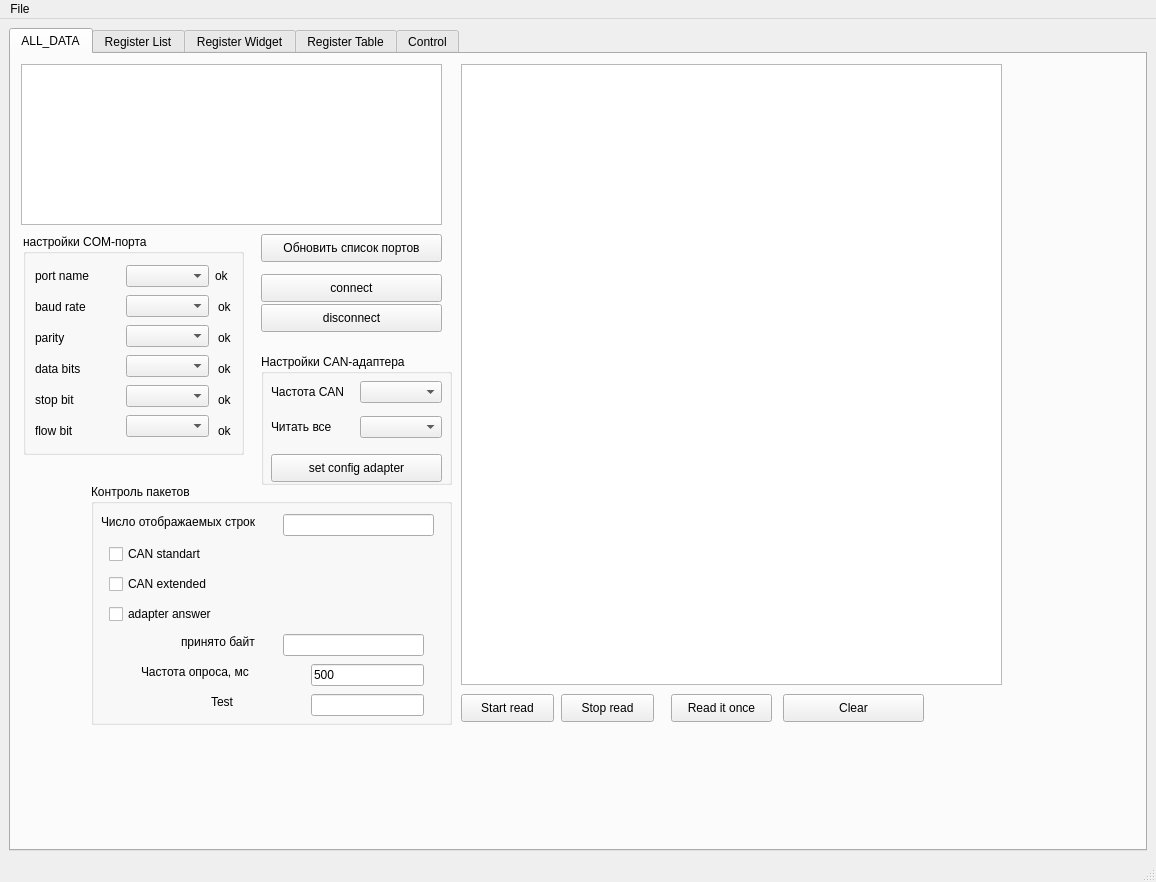
This is mainwindow.ui in totktobroditvokrug/EL205-QT as Qt 5 draws it before an edit. The edited form follows.
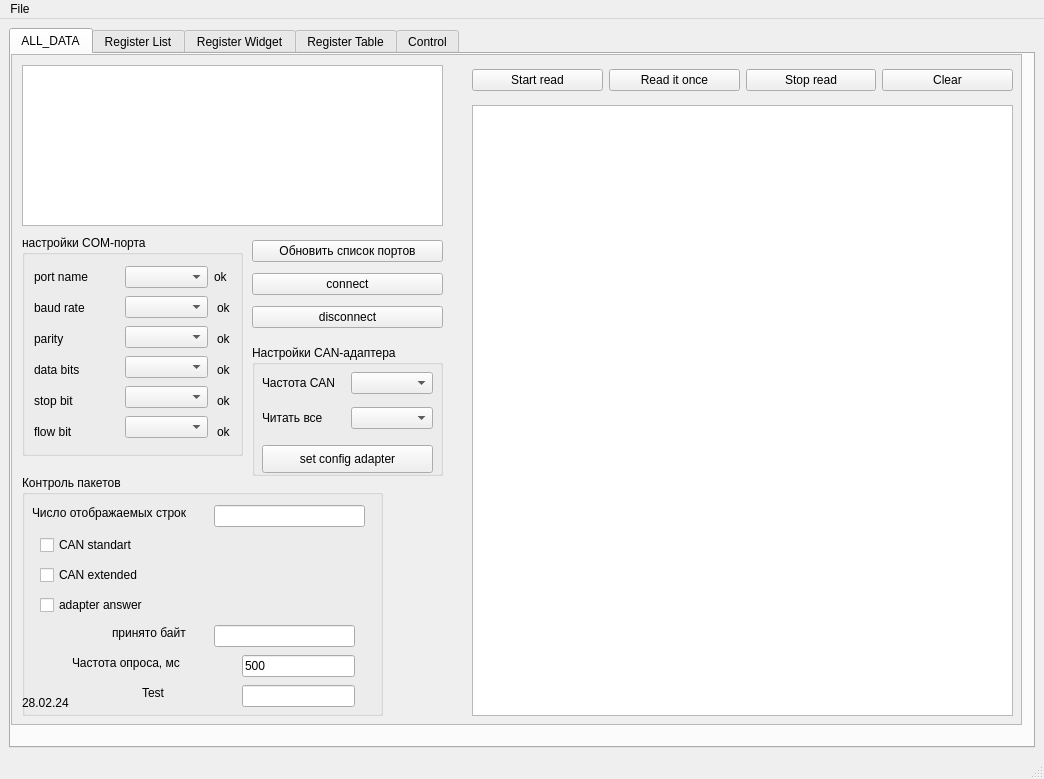
This is the edited form. The open tabs and pages were chosen to show the change.

Commit message: feat: разрешить дублировать выдачу регистров

What changed in the file:
```diff
--- a/mainwindow.ui
+++ b/mainwindow.ui
@@ -6,8 +6,8 @@
    <rect>
     <x>0</x>
     <y>0</y>
-    <width>1156</width>
-    <height>882</height>
+    <width>1044</width>
+    <height>779</height>
    </rect>
   </property>
   <property name="windowTitle">
@@ -18,163 +18,120 @@
     <item>
      <widget class="QTabWidget" name="tabWidget_registerWidget">
       <property name="currentIndex">
-       <number>2</number>
+       <number>0</number>
       </property>
       <widget class="QWidget" name="tab_2">
        <attribute name="title">
         <string>ALL_DATA</string>
        </attribute>
-       <widget class="QGroupBox" name="groupBox_settingsTiming">
+       <widget class="QScrollArea" name="scrollArea">
         <property name="geometry">
          <rect>
-          <x>80</x>
-          <y>430</y>
-          <width>361</width>
-          <height>241</height>
+          <x>0</x>
+          <y>0</y>
+          <width>1011</width>
+          <height>671</height>
          </rect>
         </property>
-        <property name="title">
-         <string>Контроль пакетов</string>
+        <property name="widgetResizable">
+         <bool>true</bool>
         </property>
-        <widget class="QLineEdit" name="lineEdit_availableByte">
+        <widget class="QWidget" name="scrollAreaWidgetContents_3">
          <property name="geometry">
           <rect>
-           <x>192</x>
-           <y>150</y>
-           <width>141</width>
-           <height>22</height>
+           <x>0</x>
+           <y>0</y>
+           <width>1009</width>
+           <height>669</height>
           </rect>
          </property>
-        </widget>
-        <widget class="QLabel" name="label_3">
+         <widget class="QTextEdit" name="textEdit_dataRead">
          <property name="geometry">
           <rect>
-           <x>90</x>
-           <y>150</y>
-           <width>101</width>
-           <height>16</height>
-          </rect>
-         </property>
-         <property name="text">
-          <string>принято байт</string>
-         </property>
-        </widget>
-        <widget class="QLabel" name="label_6">
+            <x>460</x>
+            <y>50</y>
+            <width>541</width>
+            <height>611</height>
+           </rect>
+          </property>
+         </widget>
+         <widget class="QWidget" name="horizontalLayoutWidget">
          <property name="geometry">
           <rect>
-           <x>50</x>
-           <y>180</y>
-           <width>161</width>
-           <height>16</height>
-          </rect>
-         </property>
+            <x>460</x>
+            <y>0</y>
+            <width>541</width>
+            <height>51</height>
+           </rect>
+          </property>
+          <layout class="QHBoxLayout" name="horizontalLayout_2">
+           <item>
+            <widget class="QPushButton" name="pushButton_startRead">
          <property name="text">
-          <string>Частота опроса, мс</string>
-         </property>
-        </widget>
-        <widget class="QLineEdit" name="lineEdit_freqSampl">
-         <property name="geometry">
-          <rect>
-           <x>220</x>
-           <y>180</y>
-           <width>113</width>
-           <height>22</height>
-          </rect>
-         </property>
+              <string>Start read</string>
+             </property>
+            </widget>
+           </item>
+           <item>
+            <widget class="QPushButton" name="pushButton_readOnce">
          <property name="text">
-          <string>500</string>
-         </property>
-        </widget>
-        <widget class="QLineEdit" name="lineEdit_testLine">
-         <property name="geometry">
-          <rect>
-           <x>220</x>
-           <y>210</y>
-           <width>113</width>
-           <height>22</height>
-          </rect>
-         </property>
-        </widget>
-        <widget class="QLabel" name="label_7">
-         <property name="geometry">
-          <rect>
-           <x>120</x>
-           <y>210</y>
-           <width>55</width>
-           <height>16</height>
-          </rect>
-         </property>
+              <string>Read it once</string>
+             </property>
+            </widget>
+           </item>
+           <item>
+            <widget class="QPushButton" name="pushButton_stopRead">
          <property name="text">
-          <string>Test</string>
-         </property>
-        </widget>
-        <widget class="QCheckBox" name="checkBox_adapterAnswer">
-         <property name="geometry">
-          <rect>
-           <x>18</x>
-           <y>120</y>
-           <width>161</width>
-           <height>20</height>
-          </rect>
-         </property>
+              <string>Stop read</string>
+             </property>
+            </widget>
+           </item>
+           <item>
+            <widget class="QPushButton" name="pushButton_clear">
          <property name="text">
-          <string>adapter answer</string>
-         </property>
-        </widget>
-        <widget class="QCheckBox" name="checkBox_canExtended">
+              <string>Clear</string>
+             </property>
+            </widget>
+           </item>
+          </layout>
+         </widget>
+         <widget class="QWidget" name="verticalLayoutWidget">
          <property name="geometry">
           <rect>
-           <x>18</x>
-           <y>90</y>
-           <width>151</width>
-           <height>20</height>
-          </rect>
-         </property>
+            <x>240</x>
+            <y>180</y>
+            <width>191</width>
+            <height>100</height>
+           </rect>
+          </property>
+          <layout class="QVBoxLayout" name="verticalLayout_2">
+           <item>
+            <widget class="QPushButton" name="pushButton_searchListPort">
          <property name="text">
-          <string>CAN extended</string>
-         </property>
-        </widget>
-        <widget class="QLabel" name="label_volumeTextRead">
-         <property name="geometry">
-          <rect>
-           <x>10</x>
-           <y>30</y>
-           <width>211</width>
-           <height>16</height>
-          </rect>
-         </property>
+              <string>Обновить список портов</string>
+             </property>
+            </widget>
+           </item>
+           <item>
+            <widget class="QPushButton" name="pushButton_connect">
          <property name="text">
-          <string>Число отображаемых строк</string>
-         </property>
-        </widget>
-        <widget class="QCheckBox" name="checkBox_canStandart">
-         <property name="geometry">
-          <rect>
-           <x>18</x>
-           <y>60</y>
-           <width>131</width>
-           <height>20</height>
-          </rect>
-         </property>
+              <string>connect</string>
+             </property>
+            </widget>
+           </item>
+           <item>
+            <widget class="QPushButton" name="pushButton_disconnect">
          <property name="text">
-          <string>CAN standart</string>
-         </property>
-        </widget>
-        <widget class="QLineEdit" name="lineEdit_volumeTextRead">
-         <property name="geometry">
-          <rect>
-           <x>192</x>
-           <y>30</y>
-           <width>151</width>
-           <height>22</height>
-          </rect>
-         </property>
-        </widget>
+              <string>disconnect</string>
+             </property>
+            </widget>
+           </item>
+          </layout>
        </widget>
        <widget class="QGroupBox" name="groupBox">
         <property name="geometry">
          <rect>
-          <x>12</x>
+            <x>10</x>
           <y>180</y>
           <width>221</width>
           <height>221</height>
@@ -184,8 +141,27 @@
          <string>настройки COM-порта</string>
         </property>
         <layout class="QGridLayout" name="gridLayout">
-         <item row="2" column="2" alignment="Qt::AlignRight">
-          <widget class="QLabel" name="label_parityOk">
+           <item row="3" column="0">
+            <widget class="QLabel" name="label_dataBits">
+             <property name="sizePolicy">
+              <sizepolicy hsizetype="Fixed" vsizetype="Preferred">
+               <horstretch>0</horstretch>
+               <verstretch>0</verstretch>
+              </sizepolicy>
+             </property>
+             <property name="minimumSize">
+              <size>
+               <width>85</width>
+               <height>0</height>
+              </size>
+             </property>
+             <property name="text">
+              <string>data bits</string>
+             </property>
+            </widget>
+           </item>
+           <item row="0" column="2">
+            <widget class="QLabel" name="label_nameOk">
            <property name="text">
             <string>ok</string>
            </property>
@@ -205,6 +181,65 @@
            </property>
           </widget>
          </item>
+           <item row="4" column="2" alignment="Qt::AlignRight">
+            <widget class="QLabel" name="label_stopOk">
+             <property name="text">
+              <string>ok</string>
+             </property>
+            </widget>
+           </item>
+           <item row="1" column="2" alignment="Qt::AlignRight">
+            <widget class="QLabel" name="label_baudOk">
+             <property name="text">
+              <string>ok</string>
+             </property>
+            </widget>
+           </item>
+           <item row="1" column="0">
+            <widget class="QLabel" name="label_baudRate">
+             <property name="sizePolicy">
+              <sizepolicy hsizetype="Maximum" vsizetype="Preferred">
+               <horstretch>0</horstretch>
+               <verstretch>0</verstretch>
+              </sizepolicy>
+             </property>
+             <property name="minimumSize">
+              <size>
+               <width>85</width>
+               <height>0</height>
+              </size>
+             </property>
+             <property name="text">
+              <string>baud rate</string>
+             </property>
+            </widget>
+           </item>
+           <item row="2" column="0">
+            <widget class="QLabel" name="label_parity">
+             <property name="sizePolicy">
+              <sizepolicy hsizetype="Fixed" vsizetype="Preferred">
+               <horstretch>0</horstretch>
+               <verstretch>0</verstretch>
+              </sizepolicy>
+             </property>
+             <property name="minimumSize">
+              <size>
+               <width>85</width>
+               <height>0</height>
+              </size>
+             </property>
+             <property name="text">
+              <string>parity</string>
+             </property>
+            </widget>
+           </item>
+           <item row="2" column="2" alignment="Qt::AlignRight">
+            <widget class="QLabel" name="label_parityOk">
+             <property name="text">
+              <string>ok</string>
+             </property>
+            </widget>
+           </item>
          <item row="0" column="0">
           <widget class="QLabel" name="label">
            <property name="text">
@@ -212,6 +247,44 @@
            </property>
           </widget>
          </item>
+           <item row="5" column="0">
+            <widget class="QLabel" name="label_flowBit">
+             <property name="sizePolicy">
+              <sizepolicy hsizetype="Fixed" vsizetype="Preferred">
+               <horstretch>0</horstretch>
+               <verstretch>0</verstretch>
+              </sizepolicy>
+             </property>
+             <property name="minimumSize">
+              <size>
+               <width>85</width>
+               <height>0</height>
+              </size>
+             </property>
+             <property name="text">
+              <string>flow bit</string>
+             </property>
+            </widget>
+           </item>
+           <item row="4" column="0">
+            <widget class="QLabel" name="label_stopBit">
+             <property name="sizePolicy">
+              <sizepolicy hsizetype="Fixed" vsizetype="Preferred">
+               <horstretch>0</horstretch>
+               <verstretch>0</verstretch>
+              </sizepolicy>
+             </property>
+             <property name="minimumSize">
+              <size>
+               <width>85</width>
+               <height>0</height>
+              </size>
+             </property>
+             <property name="text">
+              <string>stop bit</string>
+             </property>
+            </widget>
+           </item>
          <item row="0" column="1" rowspan="6">
           <layout class="QVBoxLayout" name="verticalLayout">
            <item>
@@ -269,150 +342,8 @@
            </item>
           </layout>
          </item>
-         <item row="4" column="2" alignment="Qt::AlignRight">
-          <widget class="QLabel" name="label_stopOk">
-           <property name="text">
-            <string>ok</string>
-           </property>
-          </widget>
-         </item>
-         <item row="5" column="0">
-          <widget class="QLabel" name="label_flowBit">
-           <property name="sizePolicy">
-            <sizepolicy hsizetype="Fixed" vsizetype="Preferred">
-             <horstretch>0</horstretch>
-             <verstretch>0</verstretch>
-            </sizepolicy>
-           </property>
-           <property name="minimumSize">
-            <size>
-             <width>85</width>
-             <height>0</height>
-            </size>
-           </property>
-           <property name="text">
-            <string>flow bit</string>
-           </property>
-          </widget>
-         </item>
-         <item row="1" column="0">
-          <widget class="QLabel" name="label_baudRate">
-           <property name="sizePolicy">
-            <sizepolicy hsizetype="Maximum" vsizetype="Preferred">
-             <horstretch>0</horstretch>
-             <verstretch>0</verstretch>
-            </sizepolicy>
-           </property>
-           <property name="minimumSize">
-            <size>
-             <width>85</width>
-             <height>0</height>
-            </size>
-           </property>
-           <property name="text">
-            <string>baud rate</string>
-           </property>
-          </widget>
-         </item>
-         <item row="1" column="2" alignment="Qt::AlignRight">
-          <widget class="QLabel" name="label_baudOk">
-           <property name="text">
-            <string>ok</string>
-           </property>
-          </widget>
-         </item>
-         <item row="3" column="0">
-          <widget class="QLabel" name="label_dataBits">
-           <property name="sizePolicy">
-            <sizepolicy hsizetype="Fixed" vsizetype="Preferred">
-             <horstretch>0</horstretch>
-             <verstretch>0</verstretch>
-            </sizepolicy>
-           </property>
-           <property name="minimumSize">
-            <size>
-             <width>85</width>
-             <height>0</height>
-            </size>
-           </property>
-           <property name="text">
-            <string>data bits</string>
-           </property>
-          </widget>
-         </item>
-         <item row="4" column="0">
-          <widget class="QLabel" name="label_stopBit">
-           <property name="sizePolicy">
-            <sizepolicy hsizetype="Fixed" vsizetype="Preferred">
-             <horstretch>0</horstretch>
-             <verstretch>0</verstretch>
-            </sizepolicy>
-           </property>
-           <property name="minimumSize">
-            <size>
-             <width>85</width>
-             <height>0</height>
-            </size>
-           </property>
-           <property name="text">
-            <string>stop bit</string>
-           </property>
-          </widget>
-         </item>
-         <item row="2" column="0">
-          <widget class="QLabel" name="label_parity">
-           <property name="sizePolicy">
-            <sizepolicy hsizetype="Fixed" vsizetype="Preferred">
-             <horstretch>0</horstretch>
-             <verstretch>0</verstretch>
-            </sizepolicy>
-           </property>
-           <property name="minimumSize">
-            <size>
-             <width>85</width>
-             <height>0</height>
-            </size>
-           </property>
-           <property name="text">
-            <string>parity</string>
-           </property>
-          </widget>
-         </item>
-         <item row="0" column="2">
-          <widget class="QLabel" name="label_nameOk">
-           <property name="text">
-            <string>ok</string>
-           </property>
-          </widget>
-         </item>
-        </layout>
-       </widget>
-       <widget class="QPushButton" name="pushButton_disconnect">
-        <property name="geometry">
-         <rect>
-          <x>250</x>
-          <y>250</y>
-          <width>181</width>
-          <height>28</height>
-         </rect>
-        </property>
-        <property name="text">
-         <string>disconnect</string>
-        </property>
-       </widget>
-       <widget class="QPushButton" name="pushButton_searchListPort">
-        <property name="geometry">
-         <rect>
-          <x>250</x>
-          <y>180</y>
-          <width>181</width>
-          <height>28</height>
-         </rect>
-        </property>
-        <property name="text">
-         <string>Обновить список портов</string>
-        </property>
-       </widget>
+          </layout>
+         </widget>
        <widget class="QListWidget" name="listWidget_portInfo">
         <property name="geometry">
          <rect>
@@ -426,8 +357,8 @@
        <widget class="QGroupBox" name="groupBox_2">
         <property name="geometry">
          <rect>
-          <x>250</x>
-          <y>300</y>
+            <x>240</x>
+            <y>290</y>
           <width>191</width>
           <height>131</height>
          </rect>
@@ -488,80 +419,167 @@
          </property>
         </widget>
        </widget>
-       <widget class="QPushButton" name="pushButton_connect">
+         <widget class="QGroupBox" name="groupBox_settingsTiming">
         <property name="geometry">
          <rect>
-          <x>250</x>
+            <x>10</x>
+            <y>420</y>
+            <width>361</width>
+            <height>241</height>
+           </rect>
+          </property>
+          <property name="title">
+           <string>Контроль пакетов</string>
+          </property>
+          <widget class="QLineEdit" name="lineEdit_availableByte">
+           <property name="geometry">
+            <rect>
+             <x>192</x>
+             <y>150</y>
+             <width>141</width>
+             <height>22</height>
+            </rect>
+           </property>
+          </widget>
+          <widget class="QLabel" name="label_3">
+           <property name="geometry">
+            <rect>
+             <x>90</x>
+             <y>150</y>
+             <width>101</width>
+             <height>16</height>
+            </rect>
+           </property>
+           <property name="text">
+            <string>принято байт</string>
+           </property>
+          </widget>
+          <widget class="QLabel" name="label_6">
+           <property name="geometry">
+            <rect>
+             <x>50</x>
+             <y>180</y>
+             <width>161</width>
+             <height>16</height>
+            </rect>
+           </property>
+           <property name="text">
+            <string>Частота опроса, мс</string>
+           </property>
+          </widget>
+          <widget class="QLineEdit" name="lineEdit_freqSampl">
+           <property name="geometry">
+            <rect>
+             <x>220</x>
+             <y>180</y>
+             <width>113</width>
+             <height>22</height>
+            </rect>
+           </property>
+           <property name="text">
+            <string>500</string>
+           </property>
+          </widget>
+          <widget class="QLineEdit" name="lineEdit_testLine">
+           <property name="geometry">
+            <rect>
+             <x>220</x>
+             <y>210</y>
+             <width>113</width>
+             <height>22</height>
+            </rect>
+           </property>
+          </widget>
+          <widget class="QLabel" name="label_7">
+           <property name="geometry">
+            <rect>
+             <x>120</x>
+             <y>210</y>
+             <width>55</width>
+             <height>16</height>
+            </rect>
+           </property>
+           <property name="text">
+            <string>Test</string>
+           </property>
+          </widget>
+          <widget class="QCheckBox" name="checkBox_adapterAnswer">
+           <property name="geometry">
+            <rect>
+             <x>18</x>
+             <y>120</y>
+             <width>161</width>
+             <height>20</height>
+            </rect>
+           </property>
+           <property name="text">
+            <string>adapter answer</string>
+           </property>
+          </widget>
+          <widget class="QCheckBox" name="checkBox_canExtended">
+           <property name="geometry">
+            <rect>
+             <x>18</x>
+             <y>90</y>
+             <width>151</width>
+             <height>20</height>
+            </rect>
+           </property>
+           <property name="text">
+            <string>CAN extended</string>
+           </property>
+          </widget>
+          <widget class="QLabel" name="label_volumeTextRead">
+           <property name="geometry">
+            <rect>
+             <x>10</x>
+             <y>30</y>
+             <width>211</width>
+             <height>16</height>
+            </rect>
+           </property>
+           <property name="text">
+            <string>Число отображаемых строк</string>
+           </property>
+          </widget>
+          <widget class="QCheckBox" name="checkBox_canStandart">
+           <property name="geometry">
+            <rect>
+             <x>18</x>
+             <y>60</y>
+             <width>131</width>
+             <height>20</height>
+            </rect>
+           </property>
+           <property name="text">
+            <string>CAN standart</string>
+           </property>
+          </widget>
+          <widget class="QLineEdit" name="lineEdit_volumeTextRead">
+           <property name="geometry">
+            <rect>
+             <x>192</x>
+             <y>30</y>
+             <width>151</width>
+             <height>22</height>
+            </rect>
+           </property>
+          </widget>
+          <widget class="QLabel" name="label_4">
+           <property name="geometry">
+            <rect>
+             <x>0</x>
           <y>220</y>
-          <width>181</width>
-          <height>28</height>
+             <width>55</width>
+             <height>16</height>
          </rect>
         </property>
         <property name="text">
-         <string>connect</string>
-        </property>
-       </widget>
-       <widget class="QTextEdit" name="textEdit_dataRead">
-        <property name="geometry">
-         <rect>
-          <x>450</x>
-          <y>10</y>
-          <width>541</width>
-          <height>621</height>
-         </rect>
-        </property>
-       </widget>
-       <widget class="QPushButton" name="pushButton_stopRead">
-        <property name="geometry">
-         <rect>
-          <x>550</x>
-          <y>640</y>
-          <width>93</width>
-          <height>28</height>
-         </rect>
-        </property>
-        <property name="text">
-         <string>Stop read</string>
-        </property>
-       </widget>
-       <widget class="QPushButton" name="pushButton_startRead">
-        <property name="geometry">
-         <rect>
-          <x>450</x>
-          <y>640</y>
-          <width>93</width>
-          <height>28</height>
-         </rect>
-        </property>
-        <property name="text">
-         <string>Start read</string>
-        </property>
-       </widget>
-       <widget class="QPushButton" name="pushButton_clear">
-        <property name="geometry">
-         <rect>
-          <x>772</x>
-          <y>640</y>
-          <width>141</width>
-          <height>28</height>
-         </rect>
-        </property>
-        <property name="text">
-         <string>Clear</string>
-        </property>
-       </widget>
-       <widget class="QPushButton" name="pushButton_readOnce">
-        <property name="geometry">
-         <rect>
-          <x>660</x>
-          <y>640</y>
-          <width>101</width>
-          <height>28</height>
-         </rect>
-        </property>
-        <property name="text">
-         <string>Read it once</string>
-        </property>
+            <string>28.02.24</string>
+           </property>
+          </widget>
+         </widget>
+        </widget>
        </widget>
       </widget>
       <widget class="QWidget" name="tab_3">
@@ -783,7 +801,7 @@
     <rect>
      <x>0</x>
      <y>0</y>
-     <width>1156</width>
+     <width>1044</width>
      <height>26</height>
     </rect>
    </property>
```
Lines whose indentation alone changed are shown as unchanged. The commit also changes 2 other files.
